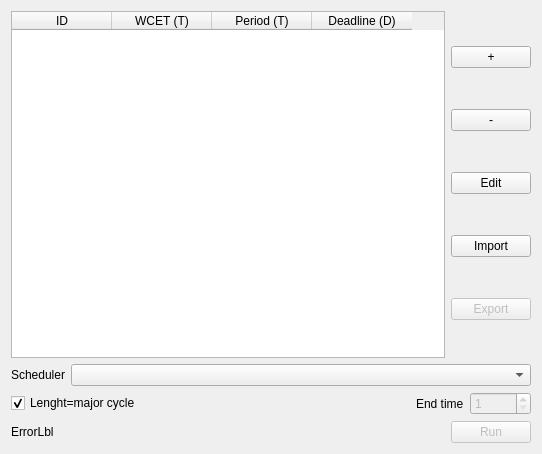
This is form.ui in HEAPLab/schedsim as Qt 5 draws it before an edit. The edited form follows.
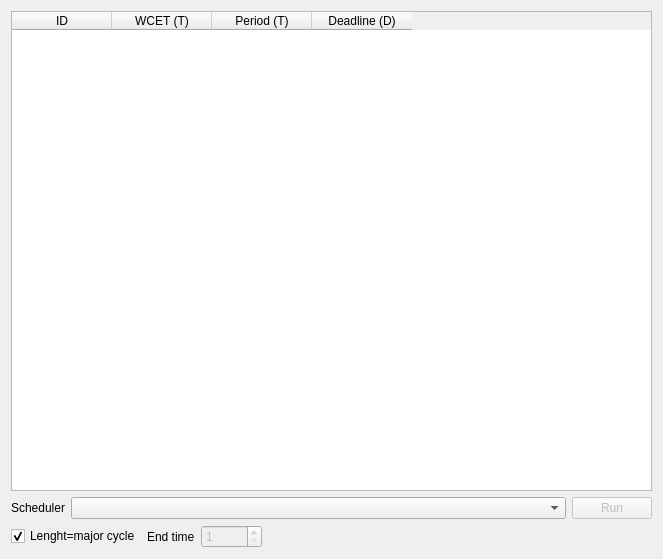
This is the edited form.

Patch:
```diff
--- a/form.ui
+++ b/form.ui
@@ -6,8 +6,8 @@
    <rect>
     <x>0</x>
     <y>0</y>
-    <width>542</width>
-    <height>454</height>
+    <width>663</width>
+    <height>559</height>
    </rect>
   </property>
   <property name="windowTitle">
@@ -55,48 +55,6 @@
        </column>
       </widget>
      </item>
-     <item>
-      <layout class="QVBoxLayout" name="verticalLayout">
-       <item>
-        <widget class="QPushButton" name="addTask">
-         <property name="text">
-          <string>+</string>
-         </property>
-        </widget>
-       </item>
-       <item>
-        <widget class="QPushButton" name="removeTask">
-         <property name="text">
-          <string>-</string>
-         </property>
-        </widget>
-       </item>
-       <item>
-        <widget class="QPushButton" name="editTask">
-         <property name="text">
-          <string>Edit</string>
-         </property>
-        </widget>
-       </item>
-       <item>
-        <widget class="QPushButton" name="importBtn">
-         <property name="text">
-          <string>Import</string>
-         </property>
-        </widget>
-       </item>
-       <item>
-        <widget class="QPushButton" name="exportBtn">
-         <property name="enabled">
-          <bool>false</bool>
-         </property>
-         <property name="text">
-          <string>Export</string>
-         </property>
-        </widget>
-       </item>
-      </layout>
-     </item>
     </layout>
    </item>
    <item>
@@ -118,6 +76,16 @@
        </property>
       </widget>
      </item>
+     <item>
+      <widget class="QPushButton" name="runBtn">
+       <property name="enabled">
+        <bool>false</bool>
+       </property>
+       <property name="text">
+        <string>Run</string>
+       </property>
+      </widget>
+     </item>
     </layout>
    </item>
    <item>
@@ -132,19 +100,6 @@
        </property>
       </widget>
      </item>
-     <item>
-      <spacer name="horizontalSpacer">
-       <property name="orientation">
-        <enum>Qt::Horizontal</enum>
-       </property>
-       <property name="sizeHint" stdset="0">
-        <size>
-         <width>40</width>
-         <height>20</height>
-        </size>
-       </property>
-      </spacer>
-     </item>
      <item>
       <layout class="QHBoxLayout" name="horizontalLayout_3">
        <item>
@@ -176,36 +131,25 @@
          </property>
         </widget>
        </item>
+       <item>
+        <spacer name="horizontalSpacer">
+         <property name="orientation">
+          <enum>Qt::Horizontal</enum>
+         </property>
+         <property name="sizeHint" stdset="0">
+          <size>
+           <width>40</width>
+           <height>20</height>
+          </size>
+         </property>
+        </spacer>
+       </item>
       </layout>
      </item>
     </layout>
    </item>
    <item>
-    <layout class="QHBoxLayout" name="horizontalLayout_5">
-     <item>
-      <widget class="QLabel" name="errorLbl">
-       <property name="sizePolicy">
-        <sizepolicy hsizetype="Expanding" vsizetype="Preferred">
-         <horstretch>0</horstretch>
-         <verstretch>0</verstretch>
-        </sizepolicy>
-       </property>
-       <property name="text">
-        <string>ErrorLbl</string>
-       </property>
-      </widget>
-     </item>
-     <item>
-      <widget class="QPushButton" name="runBtn">
-       <property name="enabled">
-        <bool>false</bool>
-       </property>
-       <property name="text">
-        <string>Run</string>
-       </property>
-      </widget>
-     </item>
-    </layout>
+    <layout class="QHBoxLayout" name="horizontalLayout_5"/>
    </item>
   </layout>
  </widget>
```
